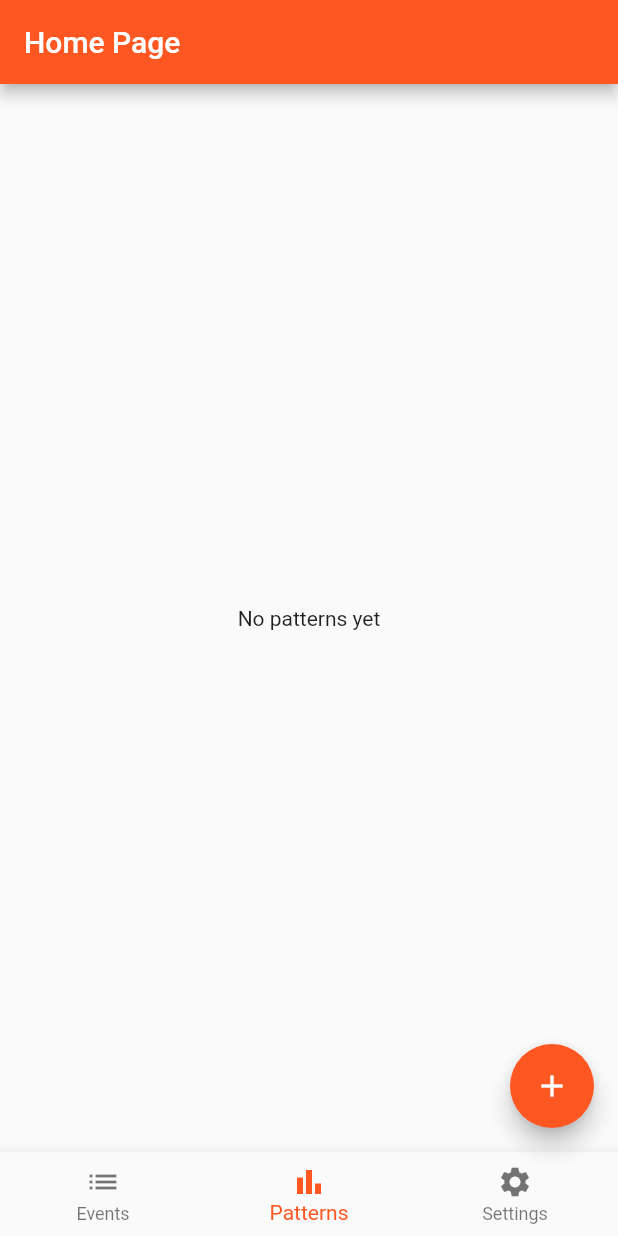
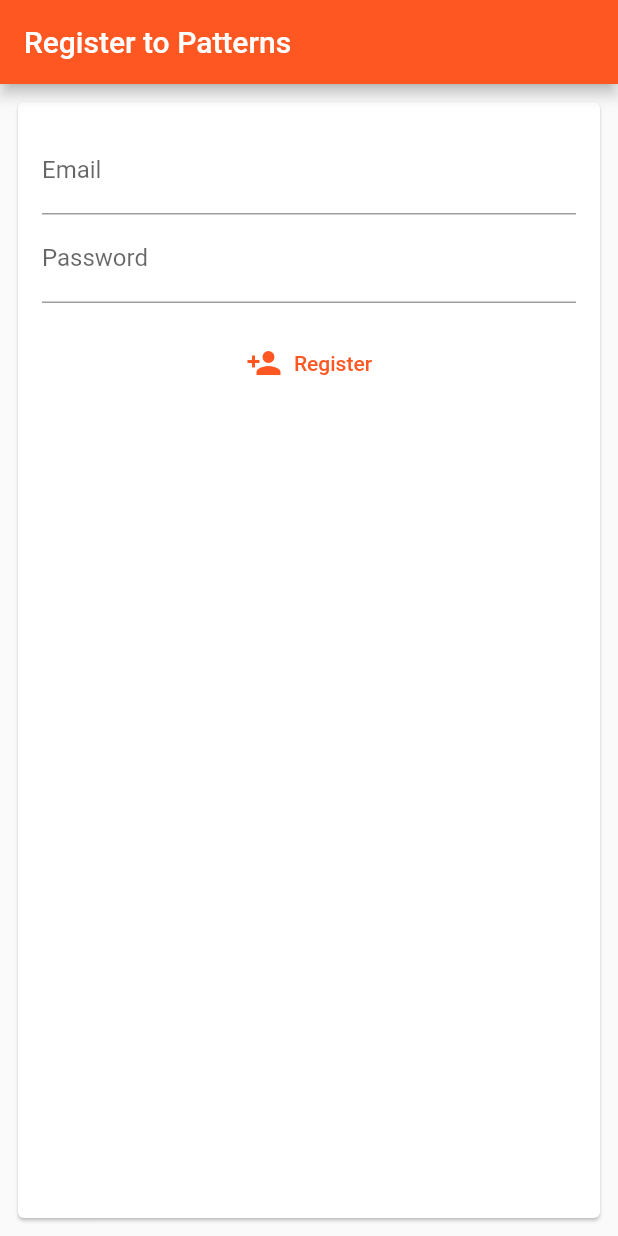
Before and after one commit to ggiuffre/patterns, a Flutter app: the screen it shows after launch, on a phone screen of 412 x 824 dp. Run offline on Flutter 3.47's test engine with Material 2 defaults, Android fonts, the phone set to English and light mode, and no system bars; our stand-ins replace firebase_auth, firebase_core, flutter_riverpod; accounts and stored records are empty.

Commit message:
Require email authentication to use app

```diff
--- a/lib/app.dart
+++ b/lib/app.dart
@@ -1,20 +1,16 @@
 import 'package:flutter/material.dart';
 
+import 'theme.dart';
 import 'ui/pages/routing.dart';
 
 class PatternsApp extends StatelessWidget {
   final EventRouterDelegate _routerDelegate = EventRouterDelegate();
   final EventRouteInformationParser _routeInformationParser = EventRouteInformationParser();
 
-  final ThemeData theme;
-  final ThemeData darkTheme;
-
-  PatternsApp({Key? key, required this.theme, required this.darkTheme}) : super(key: key);
-
   @override
   Widget build(BuildContext context) => MaterialApp.router(
-        theme: theme,
-        darkTheme: darkTheme,
+        theme: AppTheme.light,
+        darkTheme: AppTheme.dark,
         themeMode: ThemeMode.system,
         title: 'Patterns',
         routerDelegate: _routerDelegate,
--- a/lib/authentication.dart
+++ b/lib/authentication.dart
@@ -1,5 +1,8 @@
 import 'package:firebase_auth/firebase_auth.dart';
+import 'package:flutter/material.dart';
 import 'package:flutter/widgets.dart';
+
+import 'theme.dart';
 
 class Authenticated extends StatelessWidget {
   final Widget child;
@@ -15,11 +18,123 @@ class Authenticated extends StatelessWidget {
 
 class SignUpScreen extends StatelessWidget {
   @override
-  Widget build(BuildContext context) {
-    return Form(
-      child: Column(
-        children: [],
-      ),
-    );
+  Widget build(BuildContext context) => MaterialApp(
+        theme: AppTheme.light,
+        darkTheme: AppTheme.dark,
+        themeMode: ThemeMode.system,
+        title: 'Patterns',
+        home: Scaffold(
+          appBar: AppBar(title: const Text("Register to Patterns")),
+          body: Padding(
+            padding: const EdgeInsets.all(8.0),
+            child: EmailRegistrationForm(),
+          ),
+        ),
+      );
+}
+
+class EmailRegistrationForm extends StatefulWidget {
+  @override
+  State<StatefulWidget> createState() => _EmailRegistrationFormState();
+}
+
+class _EmailRegistrationFormState extends State<EmailRegistrationForm> {
+  final GlobalKey<FormState> _formKey = GlobalKey<FormState>();
+  final TextEditingController _emailController = TextEditingController();
+  final TextEditingController _passwordController = TextEditingController();
+  final FirebaseAuth _auth = FirebaseAuth.instance;
+
+  bool? _success;
+  String _userEmail = '';
+
+  @override
+  Widget build(BuildContext context) => Form(
+        key: _formKey,
+        child: Card(
+          child: Padding(
+            padding: const EdgeInsets.all(16),
+            child: Column(
+              crossAxisAlignment: CrossAxisAlignment.start,
+              children: <Widget>[
+                TextFormField(
+                  controller: _emailController,
+                  decoration: const InputDecoration(labelText: 'Email'),
+                  textInputAction: TextInputAction.next,
+                  validator: (String? value) {
+                    if (value?.isEmpty ?? true) {
+                      return 'Please enter some text';
+                    }
+                    return null;
+                  },
+                ),
+                TextFormField(
+                  controller: _passwordController,
+                  decoration: const InputDecoration(labelText: 'Password'),
+                  validator: (String? value) {
+                    if (value?.isEmpty ?? true) {
+                      return 'Please enter some text';
+                    }
+                    return null;
+                  },
+                  obscureText: true,
+                ),
+                Container(
+                  padding: const EdgeInsets.symmetric(vertical: 16),
+                  alignment: Alignment.center,
+                  child: TextButton.icon(
+                    icon: Icon(Icons.person_add),
+                    onPressed: () async {
+                      if (_formKey.currentState?.validate() ?? false) {
+                        await _register();
+                      }
+                    },
+                    label: const Text('Register'),
+                  ),
+                ),
+                Container(
+                  alignment: Alignment.center,
+                  child: Text(_success == null
+                      ? ''
+                      : (_success! ? 'Successfully registered $_userEmail' : 'Registration failed')),
+                )
+              ],
+            ),
+          ),
+        ),
+      );
+
+  @override
+  void dispose() {
+    _emailController.dispose();
+    _passwordController.dispose();
+    super.dispose();
+  }
+
+  Future<void> _register() async {
+    late UserCredential userCredential;
+    try {
+      userCredential = await _auth.createUserWithEmailAndPassword(
+        email: _emailController.text,
+        password: _passwordController.text,
+      );
+    } on FirebaseAuthException catch (e) {
+      if (e.code == 'weak-password') {
+        print('The password provided is too weak.');
+      } else if (e.code == 'email-already-in-use') {
+        print('An account already exists for this email.');
+      }
+    } catch (e) {
+      print(e);
+    }
+
+    final user = userCredential.user;
+    if (user != null) {
+      setState(() {
+        _success = true;
+        _userEmail = user.email ?? _userEmail;
+      });
+    } else {
+      _success = false;
+    }
   }
 }
--- a/lib/main.dart
+++ b/lib/main.dart
@@ -3,6 +3,8 @@ import 'package:flutter/material.dart';
 import 'package:flutter_riverpod/flutter_riverpod.dart';
 
 import 'app.dart';
+import 'authentication.dart';
+import 'theme.dart';
 
 void main() {
   WidgetsFlutterBinding.ensureInitialized();
@@ -12,32 +14,14 @@ void main() {
 class FirebaseEnabledApp extends StatelessWidget {
   final Future<FirebaseApp> _firebaseInitialization = Firebase.initializeApp();
 
-  static final theme = ThemeData(
-    brightness: Brightness.light,
-    primarySwatch: Colors.deepOrange,
-    pageTransitionsTheme: const PageTransitionsTheme(builders: {
-      TargetPlatform.iOS: CupertinoPageTransitionsBuilder(),
-      TargetPlatform.android: CupertinoPageTransitionsBuilder(),
-    }),
-  );
-
-  static final darkTheme = ThemeData(
-    brightness: Brightness.dark,
-    primarySwatch: Colors.teal,
-    pageTransitionsTheme: const PageTransitionsTheme(builders: {
-      TargetPlatform.iOS: CupertinoPageTransitionsBuilder(),
-      TargetPlatform.android: CupertinoPageTransitionsBuilder(),
-    }),
-  );
-
   @override
   Widget build(BuildContext context) => FutureBuilder<FirebaseApp>(
       future: _firebaseInitialization,
       builder: (context, snapshot) {
         if (snapshot.hasError) {
           return MaterialApp(
-            theme: theme,
-            darkTheme: darkTheme,
+            theme: AppTheme.light,
+            darkTheme: AppTheme.dark,
             themeMode: ThemeMode.system,
             title: 'Patterns',
             home: const Scaffold(body: Center(child: Text("Couldn't initialize storage."))),
@@ -45,12 +29,12 @@ class FirebaseEnabledApp extends StatelessWidget {
         }
 
         if (snapshot.connectionState == ConnectionState.done) {
-          return PatternsApp(theme: theme, darkTheme: darkTheme);
+          return Authenticated(child: PatternsApp());
         }
 
         return MaterialApp(
-          theme: theme,
-          darkTheme: darkTheme,
+          theme: AppTheme.light,
+          darkTheme: AppTheme.dark,
           themeMode: ThemeMode.system,
           title: 'Patterns',
           home: const Scaffold(body: Center(child: CircularProgressIndicator.adaptive())),
--- /dev/null
+++ b/lib/theme.dart
@@ -0,0 +1,21 @@
+import 'package:flutter/material.dart';
+
+class AppTheme {
+  static final light = ThemeData(
+    brightness: Brightness.light,
+    primarySwatch: Colors.deepOrange,
+    pageTransitionsTheme: const PageTransitionsTheme(builders: {
+      TargetPlatform.iOS: CupertinoPageTransitionsBuilder(),
+      TargetPlatform.android: CupertinoPageTransitionsBuilder(),
+    }),
+  );
+
+  static final dark = ThemeData(
+    brightness: Brightness.dark,
+    primarySwatch: Colors.teal,
+    pageTransitionsTheme: const PageTransitionsTheme(builders: {
+      TargetPlatform.iOS: CupertinoPageTransitionsBuilder(),
+      TargetPlatform.android: CupertinoPageTransitionsBuilder(),
+    }),
+  );
+}
```
Also changed, not shown: 1 other file.
